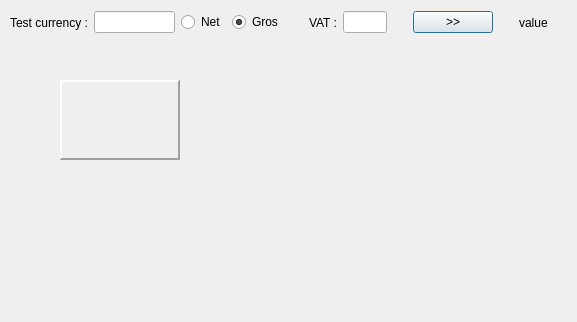
Old version of the form client/cdlgtest.ui in the repository tbikfalvi/Belenus.
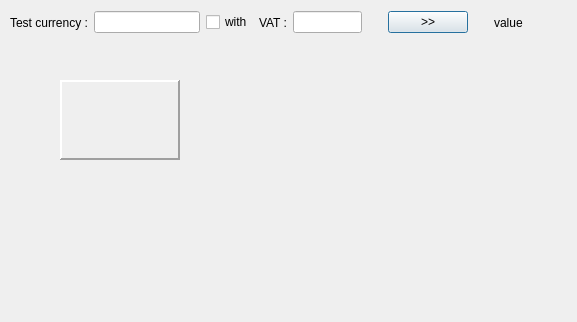
New version of the form.

```diff
--- a/client/cdlgtest.ui
+++ b/client/cdlgtest.ui
@@ -34,41 +34,12 @@
      <widget class="QLineEdit" name="ledCurrencyValue"/>
     </item>
     <item>
-     <widget class="QRadioButton" name="rbNet">
+     <widget class="QCheckBox" name="chkWithVAT">
       <property name="text">
-       <string>Net</string>
+       <string>with</string>
       </property>
-      <property name="checked">
-       <bool>false</bool>
-      </property>
      </widget>
     </item>
-    <item>
-     <widget class="QRadioButton" name="rbGros">
-      <property name="text">
-       <string>Gros</string>
-      </property>
-      <property name="checked">
-       <bool>true</bool>
-      </property>
-     </widget>
-    </item>
-    <item>
-     <spacer name="horizontalSpacer_3">
-      <property name="orientation">
-       <enum>Qt::Horizontal</enum>
-      </property>
-      <property name="sizeType">
-       <enum>QSizePolicy::Fixed</enum>
-      </property>
-      <property name="sizeHint" stdset="0">
-       <size>
-        <width>20</width>
-        <height>20</height>
-       </size>
-      </property>
-     </spacer>
-    </item>
     <item>
      <widget class="QLabel" name="lblVat">
       <property name="text">
```
